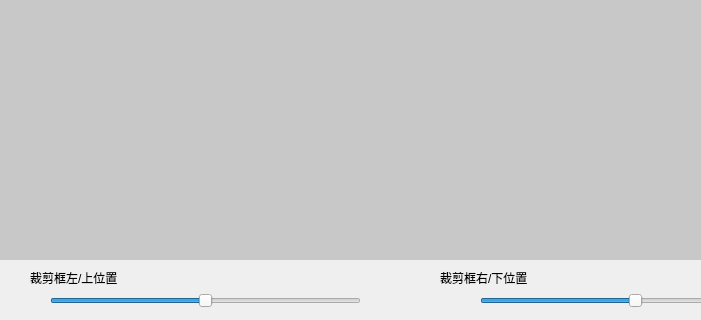
Above: src/views/posterCutTool.ui from sqzw-x/mdcx before the change; both pictures show x 0 to 701 and y 280 to 600 of the 1000 by 600 pixel window. Below: the same form after it.
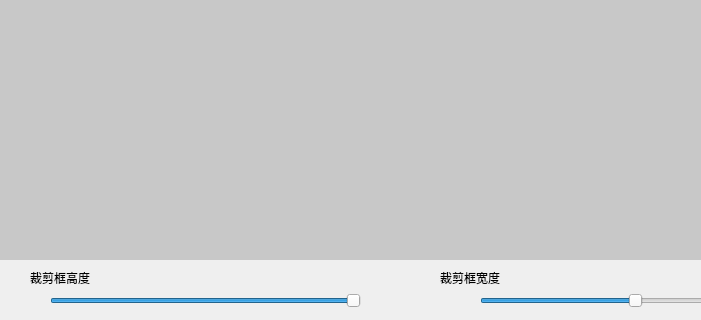
That is the form after the change.

Commit message: feat: 图片裁剪工具允许任意大小及位置 (close #203)

```diff
--- a/src/views/posterCutTool.ui
+++ b/src/views/posterCutTool.ui
@@ -404,7 +404,7 @@
                     <number>1</number>
                 </property>
                 <property name="value">
-                    <number>5000</number>
+                    <number>10000</number>
                 </property>
                 <property name="orientation">
                     <enum>Qt::Horizontal</enum>
@@ -420,7 +420,7 @@
                     </rect>
                 </property>
                 <property name="text">
-                    <string>裁剪框左/上位置</string>
+                    <string>裁剪框高度</string>
                 </property>
             </widget>
             <widget class="QLabel" name="label_6">
@@ -433,7 +433,7 @@
                     </rect>
                 </property>
                 <property name="text">
-                    <string>裁剪框右/下位置</string>
+                    <string>裁剪框宽度</string>
                 </property>
             </widget>
             <zorder>pushButton_to_cut_2</zorder>
```
The commit also changes 3 other files.
